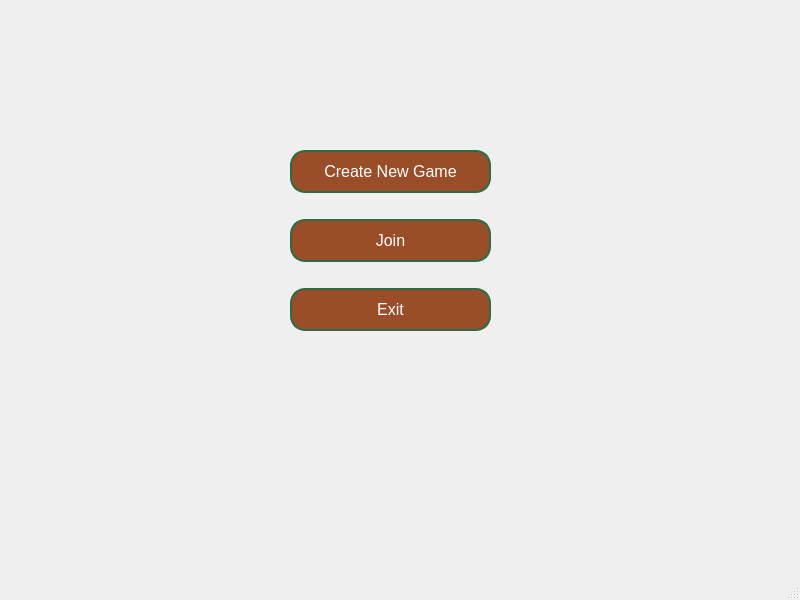
Before: the Qt Designer form client/view/main_window.ui in jmdieguez/QuackGame, drawn with Qt 5.
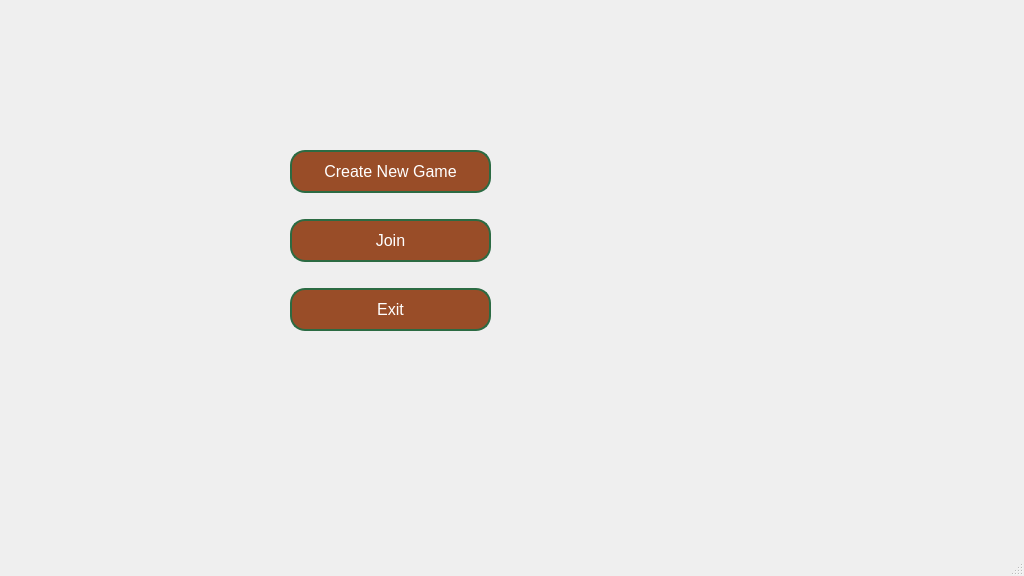
After: the same form once the commit is applied.

What changed in the file:
```diff
--- a/client/view/main_window.ui
+++ b/client/view/main_window.ui
@@ -6,8 +6,8 @@
    <rect>
     <x>0</x>
     <y>0</y>
-    <width>800</width>
-    <height>600</height>
+    <width>1024</width>
+    <height>576</height>
    </rect>
   </property>
   <property name="windowTitle">
```
Left out of the diff: 2 changed lines with no effect on the pictures.
